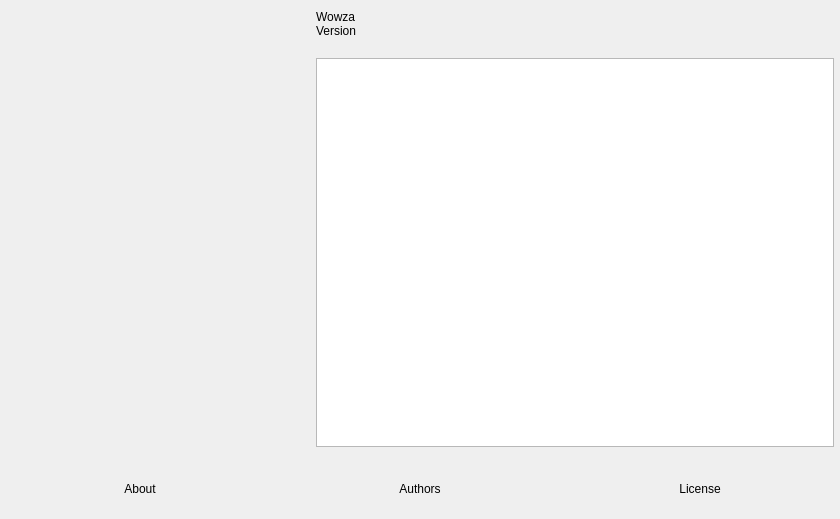
Old version of the form vendor_skins/Wowza/UI/forms/OBSAbout.ui in the repository CoSMoSoftware/OBS-studio-webrtc.
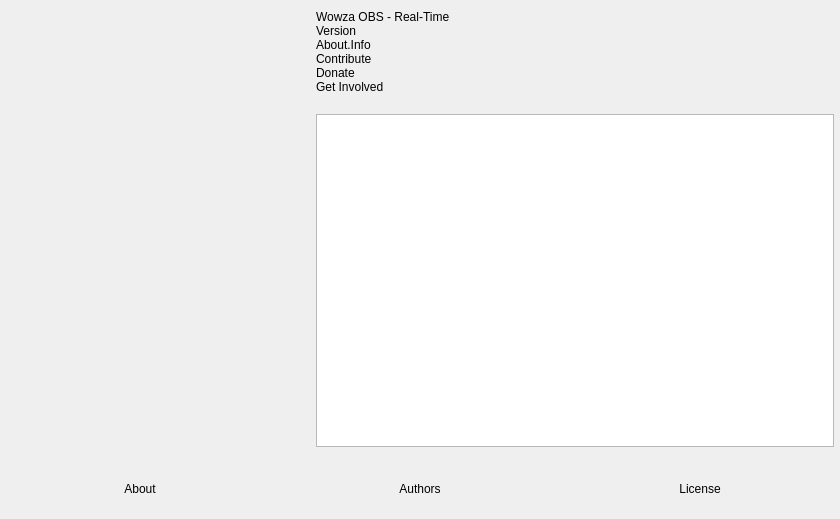
New version of the form. Icons and pictures are not drawn. Custom widgets are drawn as their Qt base class.

```diff
--- a/vendor_skins/Wowza/UI/forms/OBSAbout.ui
+++ b/vendor_skins/Wowza/UI/forms/OBSAbout.ui
@@ -76,7 +76,7 @@
        <item>
         <widget class="QLabel" name="name">
          <property name="text">
-          <string notr="true">Wowza</string>
+          <string notr="true">Wowza OBS - Real-Time</string>
          </property>
         </widget>
        </item>
@@ -87,6 +87,40 @@
          </property>
         </widget>
        </item>
+       <item>
+        <widget class="QLabel" name="info">
+         <property name="text">
+          <string>About.Info</string>
+         </property>
+         <property name="wordWrap">
+          <bool>true</bool>
+         </property>
+        </widget>
+       </item>
+       <item>
+        <widget class="QLabel" name="contribute">
+         <property name="text">
+          <string notr="true">Contribute</string>
+         </property>
+         <property name="wordWrap">
+          <bool>true</bool>
+         </property>
+        </widget>
+       </item>
+       <item>
+        <widget class="QLabel" name="donate">
+         <property name="text">
+          <string notr="true">Donate</string>
+         </property>
+        </widget>
+       </item>
+       <item>
+        <widget class="QLabel" name="getInvolved">
+         <property name="text">
+          <string notr="true">Get Involved</string>
+         </property>
+        </widget>
+       </item>
        <item>
         <spacer name="verticalSpacer">
          <property name="orientation">
```
